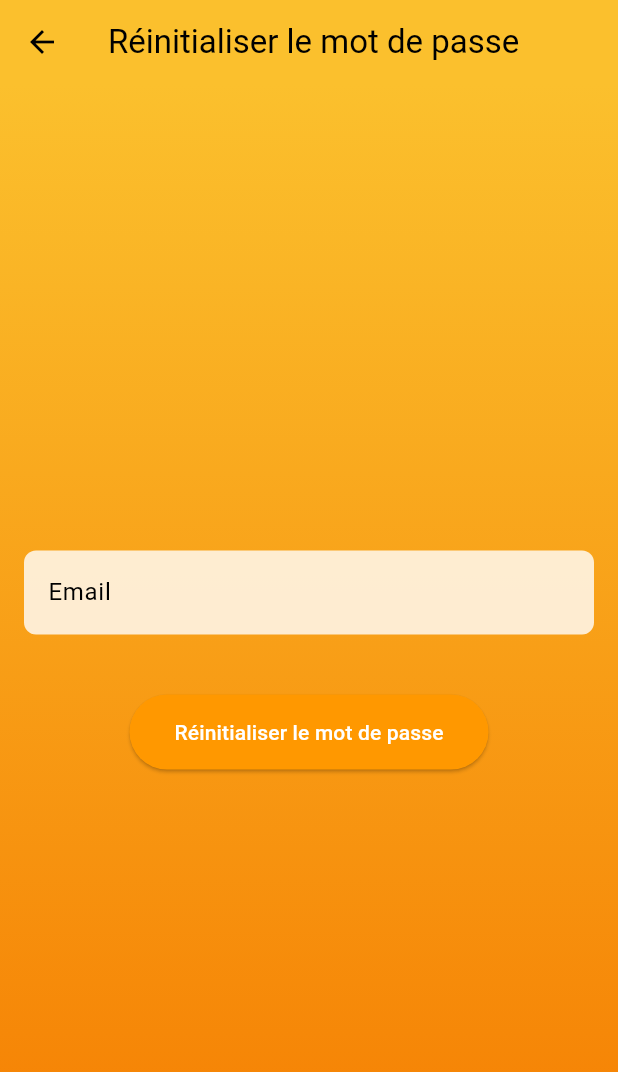
After one commit to PA-2024/Mobile, a Flutter app: the screen it shows after launch, after a tap on "Mot de passe oublié ?", on a phone screen of 412 x 824 dp. The commit adds this screen. Shown: the top 1072 px of the screen. Run offline on Flutter 3.47's test engine with Material 3 defaults, Android fonts, the phone set to English and light mode, and no system bars; our stand-ins replace confetti, file_picker, flutter_riverpod, jwt_decoder, permission_handler, pull_to_refresh and 3 more; missing offline and left inert: cloudinary_flutter, cloudinary_url_gen, qr_code_scanner; network calls fail.

Commit message:
lot of fix

```diff
--- a/testges/lib/main.dart
+++ b/testges/lib/main.dart
@@ -5,7 +5,7 @@ import 'page/login_page.dart';
 import 'page/home_screen.dart';
 import 'package:cloudinary_flutter/cloudinary_context.dart';
 import 'package:cloudinary_url_gen/cloudinary.dart';
-
+import 'package:flutter_localizations/flutter_localizations.dart';
 
 void main() {
   CloudinaryContext.cloudinary =
@@ -41,6 +41,13 @@ class MyApp extends StatelessWidget {
         ),
         useMaterial3: true,
       ),
+      localizationsDelegates: [
+        GlobalMaterialLocalizations.delegate,
+        GlobalWidgetsLocalizations.delegate,
+      ],
+      supportedLocales: [
+        const Locale('fr'),
+      ],
       home: AuthenticationWrapper(),
     );
   }
--- a/testges/lib/page/main/main_page.dart
+++ b/testges/lib/page/main/main_page.dart
@@ -202,11 +202,6 @@ class _MainPageState extends ConsumerState<MainPage> with SingleTickerProviderSt
           ),
         ],
       ),
-      floatingActionButton: FloatingActionButton(
-        onPressed: () => _navigateToQRScanner(null),
-        child: Icon(Icons.qr_code_scanner),
-        backgroundColor: Colors.orange,
-      ),
     );
   }
 
--- a/testges/lib/page/main/question_page.dart
+++ b/testges/lib/page/main/question_page.dart
@@ -20,10 +20,13 @@ class _QuestionPageState extends ConsumerState<QuestionPage> {
 
   @override
   Widget build(BuildContext context) {
-    return Scaffold(
+    return WillPopScope(
+      onWillPop: () async => false, // Disable back button
+      child: Scaffold(
         appBar: AppBar(
           title: Text('Question'),
           backgroundColor: Colors.yellow[700],
+          automaticallyImplyLeading: false, // Remove the back arrow
         ),
         body: Container(
           decoration: BoxDecoration(
@@ -115,6 +118,7 @@ class _QuestionPageState extends ConsumerState<QuestionPage> {
             ),
           ),
         ),
+      ),
     );
   }
 
--- /dev/null
+++ b/testges/lib/page/reset_password_page.dart
@@ -0,0 +1,135 @@
+import 'package:flutter/material.dart';
+import 'package:flutter_riverpod/flutter_riverpod.dart';
+import '../service/auth_service.dart';
+
+class ResetPasswordPage extends ConsumerStatefulWidget {
+  @override
+  _ResetPasswordPageState createState() => _ResetPasswordPageState();
+}
+
+class _ResetPasswordPageState extends ConsumerState<ResetPasswordPage> {
+  final TextEditingController _emailController = TextEditingController();
+  final AuthService _authService = AuthService();
+  bool _isLoading = false;
+  String? _errorMessage;
+
+  Future<void> _resetPassword() async {
+    setState(() {
+      _isLoading = true;
+      _errorMessage = null;
+    });
+
+    try {
+      await _authService.resetPassword(_emailController.text);
+      _showSuccessDialog('Un email de réinitialisation de mot de passe a été envoyé.');
+    } catch (e) {
+      _showErrorDialog(e.toString());
+    } finally {
+      setState(() {
+        _isLoading = false;
+      });
+    }
+  }
+
+  void _showErrorDialog(String message) {
+    showDialog(
+      context: context,
+      builder: (BuildContext context) {
+        return AlertDialog(
+          title: Text('Erreur'),
+          content: Text(message),
+          actions: <Widget>[
+            TextButton(
+              child: Text('OK'),
+              onPressed: () {
+                Navigator.of(context).pop();
+              },
+            ),
+          ],
+        );
+      },
+    );
+  }
+
+  void _showSuccessDialog(String message) {
+    showDialog(
+      context: context,
+      builder: (BuildContext context) {
+        return AlertDialog(
+          title: Text('Succès'),
+          content: Text(message),
+          actions: <Widget>[
+            TextButton(
+              child: Text('OK'),
+              onPressed: () {
+                Navigator.of(context).pop();
+                Navigator.of(context).pop();
+              },
+            ),
+          ],
+        );
+      },
+    );
+  }
+
+  @override
+  Widget build(BuildContext context) {
+    return Scaffold(
+      appBar: AppBar(
+        title: Text('Réinitialiser le mot de passe'),
+        backgroundColor: Colors.yellow[700],
+      ),
+      body: Container(
+        decoration: BoxDecoration(
+          gradient: LinearGradient(
+            colors: [Colors.yellow[700]!, Colors.orange[700]!],
+            begin: Alignment.topCenter,
+            end: Alignment.bottomCenter,
+          ),
+        ),
+        child: Padding(
+          padding: const EdgeInsets.all(16.0),
+          child: Column(
+            mainAxisAlignment: MainAxisAlignment.center,
+            children: <Widget>[
+              TextField(
+                controller: _emailController,
+                decoration: InputDecoration(
+                  labelText: 'Email',
+                  border: OutlineInputBorder(
+                    borderRadius: BorderRadius.circular(8.0),
+                    borderSide: BorderSide.none,
+                  ),
+                  filled: true,
+                  fillColor: Colors.white.withOpacity(0.8),
+                ),
+              ),
+              SizedBox(height: 20),
+              if (_errorMessage != null)
+                Text(
+                  _errorMessage!,
+                  style: TextStyle(color: Colors.red),
+                ),
+              SizedBox(height: 20),
+              if (_isLoading)
+                CircularProgressIndicator()
+              else
+                ElevatedButton(
+                  onPressed: _resetPassword,
+                  style: ElevatedButton.styleFrom(
+                    backgroundColor: Colors.orange,
+                    foregroundColor: Colors.white,
+                    shape: RoundedRectangleBorder(
+                      borderRadius: BorderRadius.circular(30.0),
+                    ),
+                    padding: EdgeInsets.symmetric(horizontal: 30, vertical: 15),
+                  ),
+                  child: Text('Réinitialiser le mot de passe'),
+                ),
+            ],
+          ),
+        ),
+      ),
+    );
+  }
+}
--- a/testges/lib/service/auth_service.dart
+++ b/testges/lib/service/auth_service.dart
@@ -27,4 +27,22 @@ class AuthService {
     }
   }
 
+  Future<void> resetPassword(String email) async {
+    try {
+      final response = await http.post(
+        Uri.parse('$_baseUrl/Auth/reset?email=$email'),
+        headers: <String, String>{
+          'accept': 'text/plain',
+        },
+        body: '',
+      );
+
+      if (response.statusCode != 200) {
+        throw Exception('Impossible d\'envoyer l\'email de réinitialisation.');
+      }
+    } catch (e) {
+      throw Exception('Nous rencontrons un problème interne, merci de réessayer plus tard.');
+    }
+  }
+
 }
--- a/testges/pubspec.yaml
+++ b/testges/pubspec.yaml
@@ -10,6 +10,8 @@ environment:
 
 dependencies:
   flutter:
+    sdk: flutter
+  flutter_localizations:
     sdk: flutter
   flutter_riverpod: ^1.0.0
   path_provider: ^2.0.11
@@ -28,6 +30,7 @@ dependencies:
   cloudinary_flutter: ^1.3.0
   cloudinary_url_gen: ^1.5.0
   permission_handler: ^10.2.0
+  url_launcher: ^6.0.20
 
 dev_dependencies:
   flutter_test:
```
Also changed, not shown: testges/lib/page/login_page.dart (+27 -7 lines), testges/lib/page/main/calendar_page.dart (+57 -3 lines), testges/lib/page/main/qcm_page.dart (+17 -3 lines), testges/pubspec.lock, 5 other files. Lines whose indentation alone changed are shown as unchanged.
